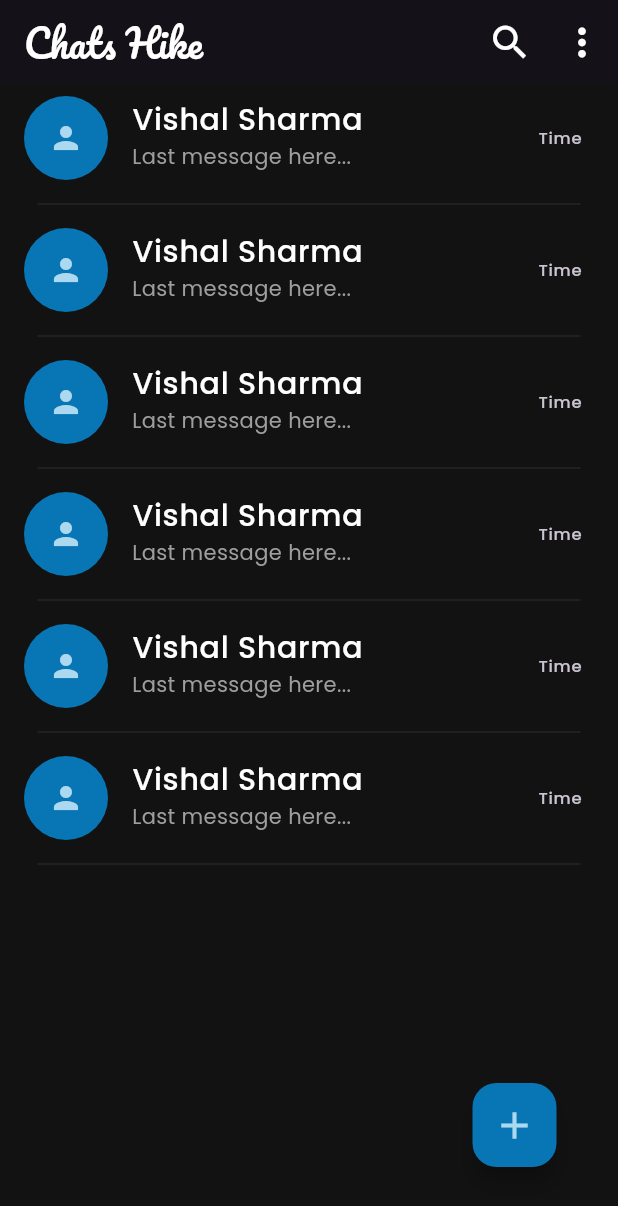
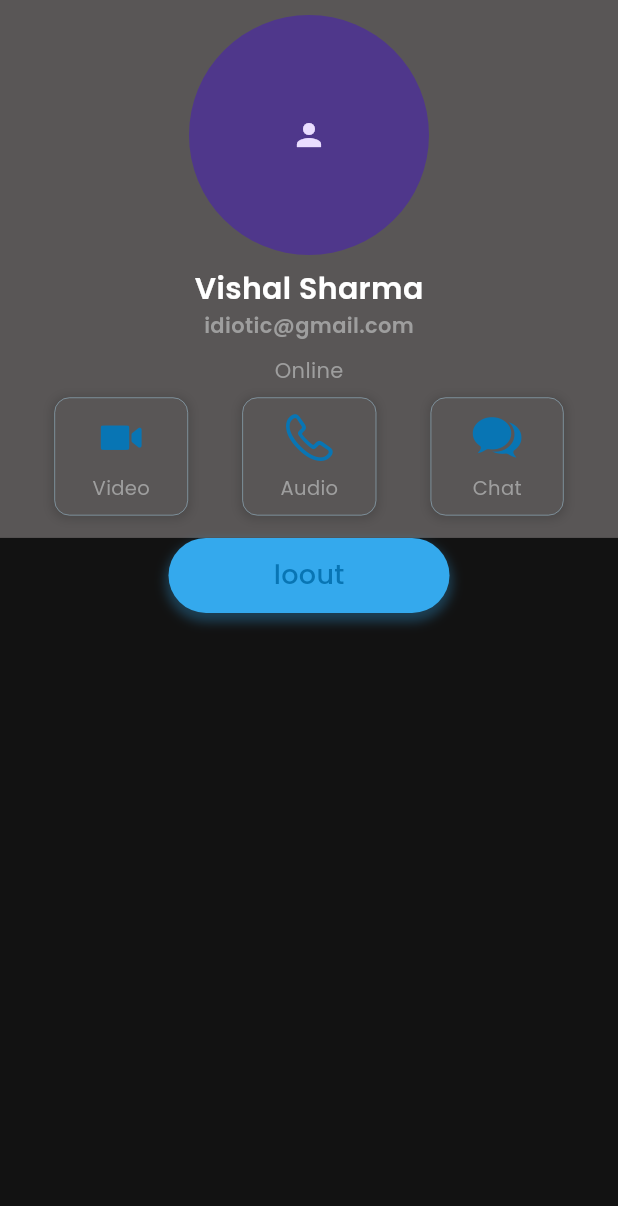
Before and after one commit to ediotic/chats_hike, a Flutter app: the AppChatList screen opened directly, after a tap on the "more vert" icon, on a phone screen of 412 x 824 dp. Shown: the top 1206 px of the screen. Run offline on Flutter 3.47's test engine with Material 3 defaults, Android fonts, the phone set to English and light mode, and no system bars; our stand-ins replace cloud_firestore, firebase_auth, firebase_core, get, lottie, slide_to_act; accounts and stored records are empty.

```diff
--- /dev/null
+++ b/lib/model/user_model.dart
@@ -0,0 +1,37 @@
+class UserModel {
+  late final String? id;
+  late final String? name;
+  late final String? email;
+  late final String? profileImage;
+  late final String? phoneNumber;
+  late final String? about;
+
+  UserModel({
+    this.id,
+    this.name,
+    this.email,
+    this.profileImage,
+    this.phoneNumber,
+    this.about,
+  });
+
+  UserModel.fromJson(Map<String, dynamic> json) {
+    id = json['id'];
+    name = json['name'];
+    email = json['email'];
+    profileImage = json['profileImage'];
+    phoneNumber = json['phoneNumber'];
+    about = json['about'];
+  }
+
+  Map<String, dynamic> toJson() {
+    final _data = <String, dynamic>{};
+    _data['id'] = id;
+    _data['name'] = name;
+    _data['email'] = email;
+    _data['profileImage'] = profileImage;
+    _data['phoneNumber'] = phoneNumber;
+    _data['about'] = about;
+    return _data;
+  }
+}
--- a/lib/screens/Auth_screccn/widgets/signup_form.dart
+++ b/lib/screens/Auth_screccn/widgets/signup_form.dart
@@ -120,9 +120,11 @@ class SignUpForm extends StatelessWidget {
                     authController.createUser(
                       emailController.text,
                       passwordController.text,
+                      nameController.text,
                       () {
                         emailController.clear();
                         passwordController.clear();
+                        nameController.clear();
                       },
                     );
                   },
--- /dev/null
+++ b/lib/screens/profile_screen/receiver_profile.dart
@@ -0,0 +1,82 @@
+import 'package:chats_hike/utils/app_colors.dart';
+import 'package:chats_hike/widgets/button.dart';
+import 'package:chats_hike/widgets/communicate_button.dart';
+import 'package:flutter/cupertino.dart';
+import 'package:flutter/material.dart';
+import 'package:get/get.dart';
+
+import '../../controllers/auth_controller.dart';
+import '../../utils/app_strings.dart';
+
+class ReceiverProfileScreen extends StatelessWidget {
+  const ReceiverProfileScreen({super.key});
+
+  @override
+  Widget build(BuildContext context) {
+    final _auth = Get.find<AuthController>();
+    return SafeArea(
+      child: Scaffold(
+        body: Column(
+          children: [
+            Container(
+              // margin: EdgeInsets.all(),
+              padding: EdgeInsets.only(top: 10 , bottom: 15),
+              width: double.infinity,
+              decoration: BoxDecoration(color: AppColors.grey5656),
+              child: Column(
+                children: [
+                  // profile image receiver
+                  InkWell(
+                    onTap: () {},
+                    child: CircleAvatar(radius: 80, child: Icon(Icons.person)),
+                  ),
+                  SizedBox(height: 8),
+                   Text(
+                   "Vishal Sharma",
+                    style: TextStyle(
+                      fontWeight: FontWeight.w600,
+                      color: AppColors.white,
+                      fontSize: 20,
+                    ),
+                  ),
+                   Text(
+                   "idiotic@gmail.com",
+                    style: TextStyle(
+                      fontWeight: FontWeight.w600,
+                      color: AppColors.grey9E9E,
+                      fontSize: 14,
+                    ),
+                  ),
+                  SizedBox(height: 10),
+                  Text(
+                    "Online",
+                    style: TextStyle(color: AppColors.grey9E9E, fontSize: 14),
+                  ),
+                  // Text(
+                  //   "last seen and time",
+                  //   style: TextStyle(color: AppColors.grey9E9E, fontSize: 14),
+                  // ),
+                  SizedBox(height:8),
+                  Row(
+                    mainAxisAlignment: MainAxisAlignment.spaceEvenly,
+                    children: [
+                      // video call button
+                      CommunicateButton(icon: CupertinoIcons.video_camera_solid, onTap: (){}, btnName: AppStrings.video,),
+
+                      // call call button
+                      CommunicateButton(icon: CupertinoIcons.phone, onTap: (){}, btnName: AppStrings.audio,),
+
+                      // chat call button
+                      CommunicateButton(icon: CupertinoIcons.chat_bubble_2_fill , onTap: (){}, btnName: AppStrings.chat,),
+                    ],
+                  ),
+                ],
+              ),
+            ),
+            AppButton(title: "loout", onTap: (){_auth.logout();}),
+          ],
+        ),
+      ),
+    );
+  }
+}
--- a/lib/utils/app_colors.dart
+++ b/lib/utils/app_colors.dart
@@ -15,7 +15,16 @@ class AppColors {
   static const grey9f0 = Color(0xFFADD9F0);
   static const grey1212 = Color(0xFF121212);
   static const grey9E9E = Color(0xFF9E9E9E);
+  static const grey5656 = Color(0xFF595656);
   static const greyLight9E9E = Color(0x4D9E9E9E);
 
 
+
+
+
+
+// transparent
+static const transparent = Color(0x00000000);
+
+
 }
--- a/lib/utils/app_routes.dart
+++ b/lib/utils/app_routes.dart
@@ -3,7 +3,9 @@ import '../screens/Auth_screccn/auth_screen.dart';
 import '../screens/chat_screen/chat_screen.dart';
 import '../screens/home_screen/home_screen.dart';
 import '../screens/onboarding_screen/splash_screen/spalsh_screen.dart';
+import '../screens/update_profile/update_profile.dart';
 import '../screens/onboarding_screen/welcome_screen/welcome_screen.dart';
+import '../screens/profile_screen/receiver_profile.dart';
 
 class AppRoutes {
   static const splashScreen = "/splashScreen";
@@ -11,6 +13,8 @@ class AppRoutes {
   static const authScreen = "/authScreen";
   static const homeScreen = "/homeScreen";
   static const chatScreen = "/chatScreen";
+  static const receiverScreen = "/receiverScreen";
+  static const updateProfileScreen = "/updateScreen";
 
 
 
@@ -41,5 +45,15 @@ class AppRoutes {
       transition: Transition.circularReveal,
       transitionDuration: Duration(milliseconds: 150),
     ),
+    GetPage(
+      name: receiverScreen,
+      page: () => const ReceiverProfileScreen(),
+      transition: Transition.rightToLeft,
+    ),
+    GetPage(
+      name: updateProfileScreen,
+      page: () => const UpdateProfileScreen(),
+      transition: Transition.rightToLeft,
+    ),
   ];
 }
--- a/lib/utils/app_strings.dart
+++ b/lib/utils/app_strings.dart
@@ -3,7 +3,14 @@ class AppStrings {
   static const appTitle = "Chating App";
   static const welcomeTo = "Welcome To";
   static const login = "Login";
+  static const audio = "Audio";
+  static const video = "Video";
+  static const chat = "Chat";
+  static const personalInfo = "Personal info";
   static const signUp = "Sign Up";
+  static const save = "Save";
+  static const update = "Update";
+  static const updateProfile = "Update Profile";
   static const typeMsg = "Type message...";
   static const emterName = "enter your name";
   static const pleaseEmail = "enter your email";
--- a/lib/widgets/app_chat_list.dart
+++ b/lib/widgets/app_chat_list.dart
@@ -1,6 +1,8 @@
 import 'package:flutter/material.dart';
+import 'package:get/get.dart';
 
 import '../utils/app_colors.dart';
+import '../utils/app_routes.dart';
 import '../utils/app_strings.dart';
 import 'chat_tiles.dart';
 
@@ -29,7 +31,9 @@ class AppChatList extends StatelessWidget {
             color: AppColors.white,
           ),
           IconButton(
-            onPressed: () {},
+            onPressed: () {
+              Get.toNamed(AppRoutes.receiverScreen);
+            },
             icon: Icon(Icons.more_vert),
             iconSize: 30,
             color: AppColors.white,
--- /dev/null
+++ b/lib/widgets/communicate_button.dart
@@ -0,0 +1,54 @@
+import 'package:flutter/material.dart';
+import '../utils/app_colors.dart';
+
+class CommunicateButton extends StatelessWidget {
+  final IconData icon;
+  final VoidCallback onTap;
+  final String btnName;
+
+  const CommunicateButton({
+    super.key,
+    required this.icon,
+    required this.onTap,
+     required this.btnName,
+  });
+
+  @override
+  Widget build(BuildContext context) {
+    return InkWell(
+      onTap: onTap,
+      borderRadius: BorderRadius.circular(10),
+      child: Container(
+        // margin: EdgeInsets.all(),
+        padding: EdgeInsets.symmetric(horizontal: 25, vertical: 8),
+        decoration: BoxDecoration(
+          color: AppColors.grey5656,
+          borderRadius: BorderRadius.circular(10),
+          border: Border.all(
+            color: AppColors.grey9f0,
+            width: 0.3,
+          ),
+          boxShadow: [
+            BoxShadow(
+              color: AppColors.grey1212.withOpacity(0.2),
+              offset: Offset(0, 1),
+              blurRadius: 5,
+              spreadRadius: 1,
+            ),
+          ],
+        ),
+        child: Column(
+          children: [
+            Icon(
+              icon,
+              size: 38,
+              color: AppColors.bluePrimary,
+            ),
+            SizedBox(height: 5,),
+            Text(btnName, style: TextStyle(color: AppColors.grey9E9E, fontSize: 13),),
+          ],
+        ),
+      ),
+    );
+  }
+}
--- a/pubspec.yaml
+++ b/pubspec.yaml
@@ -13,13 +13,15 @@ dependencies:
     sdk: flutter
 
 
-  cupertino_icons: ^1.0.8
+  cupertino_icons: ^1.0.8 # for cupertino icon
 
   get: ^4.7.2   # for statemanagement and dependency injection
   lottie: ^3.3.1  # for lottie files
   slide_to_act: ^2.0.2  #for sliding buttons
   firebase_core: ^3.15.2  # for firebase
   firebase_auth: ^5.7.0    # for firebase Authentication
+  cloud_firestore: ^5.6.12  # for firestore
+  firebase_storage: ^12.4.10   # for storage
 
 
 
```
Also changed, not shown: lib/controllers/auth_controller.dart (+35 -1 lines), lib/screens/update_profile/update_profile.dart (added, +187 -0 lines), pubspec.lock, 1 other file.
